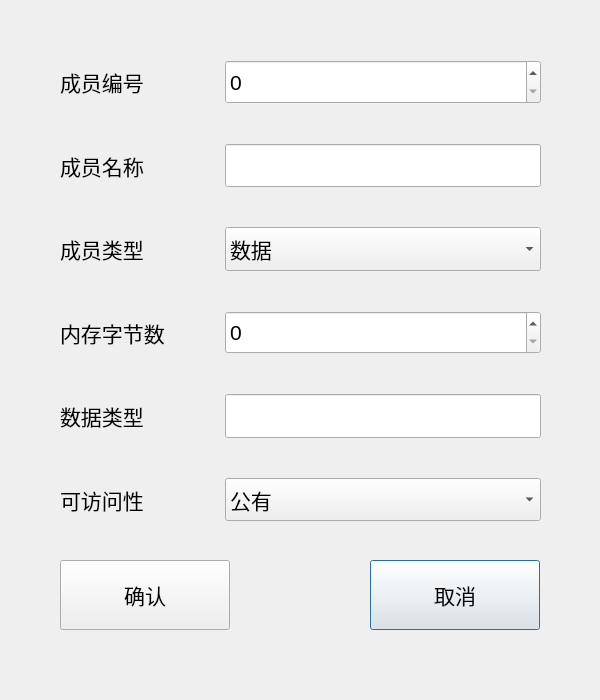
Old version of the form newmemberdialog.ui in the repository Serissia/Qt_OOPManager.
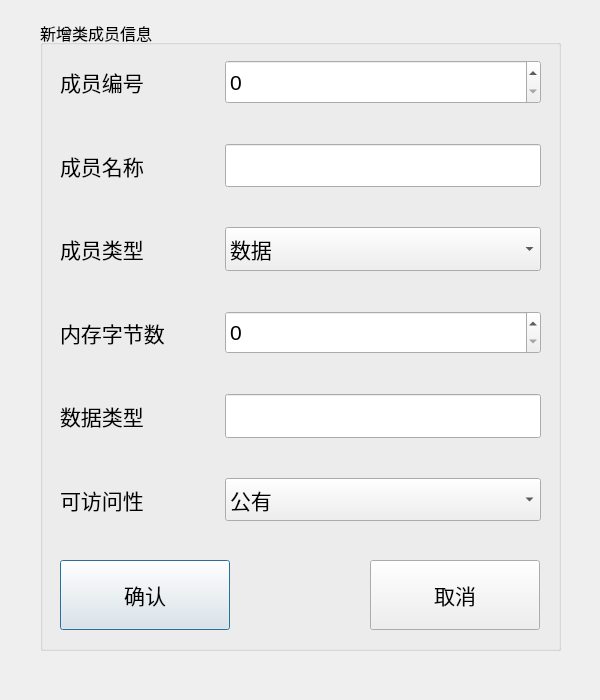
New version of the form.

```diff
--- a/newmemberdialog.ui
+++ b/newmemberdialog.ui
@@ -13,47 +13,30 @@
   <property name="windowTitle">
    <string>Dialog</string>
   </property>
-  <widget class="QPushButton" name="pushButton_2">
+  <widget class="QGroupBox" name="groupBox">
    <property name="geometry">
     <rect>
-     <x>370</x>
-     <y>560</y>
-     <width>170</width>
-     <height>70</height>
+     <x>40</x>
+     <y>20</y>
+     <width>521</width>
+     <height>631</height>
     </rect>
    </property>
    <property name="font">
     <font>
-     <pointsize>16</pointsize>
+     <pointsize>12</pointsize>
+     <weight>50</weight>
+     <bold>false</bold>
     </font>
    </property>
-   <property name="text">
-    <string>取消</string>
+   <property name="title">
+    <string>新增类成员信息</string>
    </property>
-  </widget>
-  <widget class="QPushButton" name="pushButton">
+   <widget class="QWidget" name="layoutWidget">
    <property name="geometry">
     <rect>
-     <x>60</x>
-     <y>560</y>
-     <width>170</width>
-     <height>70</height>
-    </rect>
-   </property>
-   <property name="font">
-    <font>
-     <pointsize>16</pointsize>
-    </font>
-   </property>
-   <property name="text">
-    <string>确认</string>
-   </property>
-  </widget>
-  <widget class="QWidget" name="">
-   <property name="geometry">
-    <rect>
-     <x>60</x>
-     <y>60</y>
+      <x>20</x>
+      <y>40</y>
      <width>481</width>
      <height>461</height>
     </rect>
@@ -274,6 +257,47 @@
      </widget>
     </item>
    </layout>
+   </widget>
+   <widget class="QPushButton" name="pushButton">
+    <property name="geometry">
+     <rect>
+      <x>20</x>
+      <y>540</y>
+      <width>170</width>
+      <height>70</height>
+     </rect>
+    </property>
+    <property name="font">
+     <font>
+      <pointsize>16</pointsize>
+      <weight>50</weight>
+      <bold>false</bold>
+     </font>
+    </property>
+    <property name="text">
+     <string>确认</string>
+    </property>
+   </widget>
+   <widget class="QPushButton" name="pushButton_2">
+    <property name="geometry">
+     <rect>
+      <x>330</x>
+      <y>540</y>
+      <width>170</width>
+      <height>70</height>
+     </rect>
+    </property>
+    <property name="font">
+     <font>
+      <pointsize>16</pointsize>
+      <weight>50</weight>
+      <bold>false</bold>
+     </font>
+    </property>
+    <property name="text">
+     <string>取消</string>
+    </property>
+   </widget>
   </widget>
  </widget>
  <resources/>
```
Left out of the diff: 24 changed lines with no effect on the pictures. Lines whose indentation alone changed are shown as unchanged.
